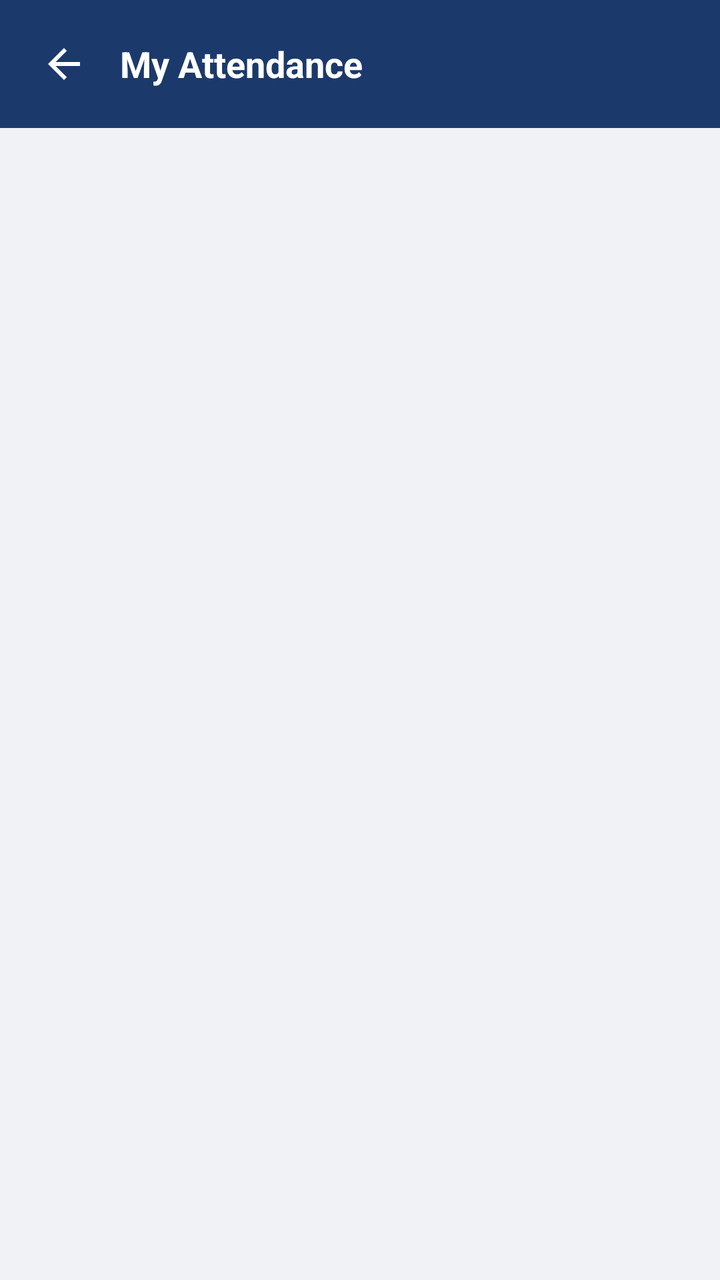
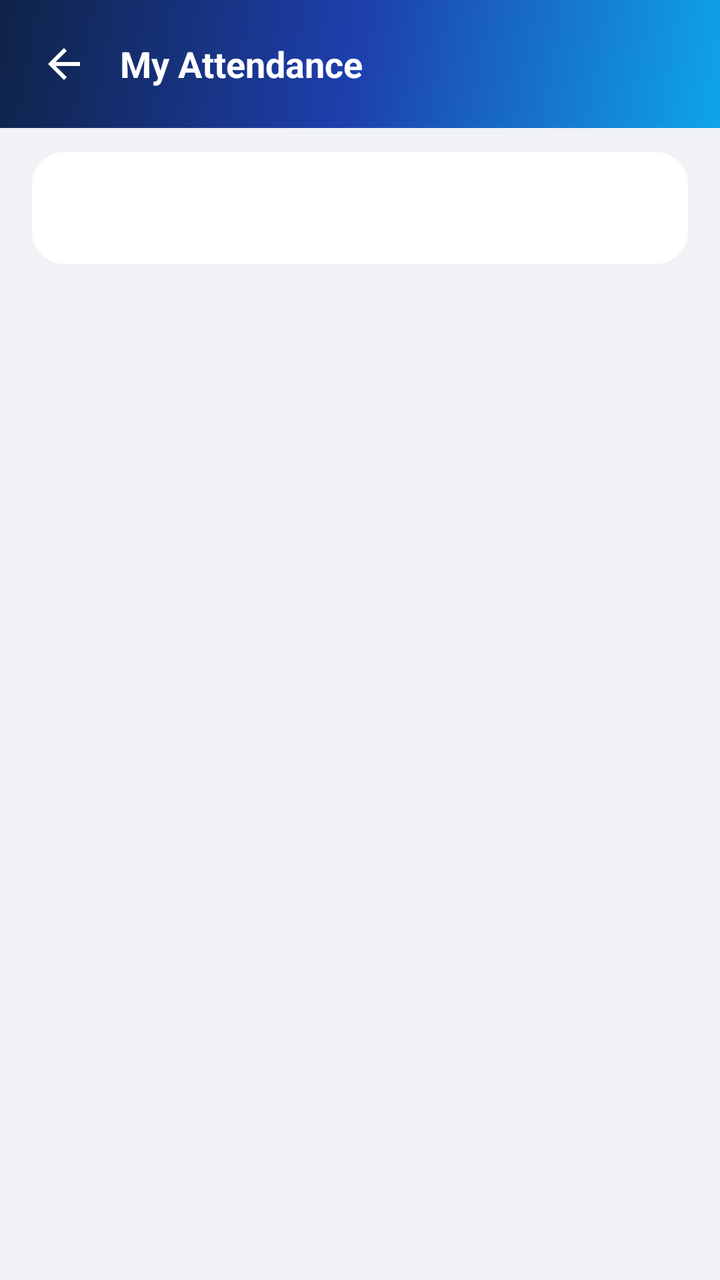

Before-and-after screenshots of an Android layout around one commit, followed by the original layout XML and the change that was made.
<!-- AndroidManifest.xml: application theme Theme.StudentPortal -->
<!-- res/layout/activity_staff_attendance.xml -->
<?xml version="1.0" encoding="utf-8"?>
<LinearLayout xmlns:android="http://schemas.android.com/apk/res/android"
    xmlns:app="http://schemas.android.com/apk/res-auto"
    android:layout_width="match_parent"
    android:layout_height="match_parent"
    android:orientation="vertical">

    <LinearLayout
        android:layout_width="match_parent"
        android:layout_height="wrap_content"
        android:background="@color/primary"
        android:gravity="center_vertical"
        android:orientation="horizontal"
        android:padding="12dp">

        <ImageButton
            android:id="@+id/btnBack"
            android:layout_width="40dp"
            android:layout_height="40dp"
            android:background="?attr/selectableItemBackgroundBorderless"
            android:contentDescription="@string/attendance_title"
            android:src="@drawable/ic_arrow_back"
            app:tint="@android:color/white" />

        <TextView
            android:layout_width="wrap_content"
            android:layout_height="wrap_content"
            android:layout_marginStart="8dp"
            android:text="@string/attendance_title"
            android:textColor="@android:color/white"
            android:textSize="18sp"
            android:textStyle="bold" />
    </LinearLayout>

    <LinearLayout
        android:layout_width="match_parent"
        android:layout_height="wrap_content"
        android:gravity="center_vertical"
        android:orientation="horizontal"
        android:paddingStart="8dp"
        android:paddingTop="8dp"
        android:paddingEnd="8dp">

        <Button
            android:id="@+id/btnPrev"
            style="?android:attr/borderlessButtonStyle"
            android:layout_width="48dp"
            android:layout_height="48dp"
            android:text="\u2039"
            android:textSize="22sp" />

        <LinearLayout
            android:layout_width="0dp"
            android:layout_height="wrap_content"
            android:layout_weight="1"
            android:gravity="center"
            android:orientation="vertical">

            <TextView
                android:id="@+id/monthLabel"
                android:layout_width="wrap_content"
                android:layout_height="wrap_content"
                android:textSize="16sp"
                android:textStyle="bold" />

            <TextView
                android:id="@+id/rangeLabel"
                android:layout_width="wrap_content"
                android:layout_height="wrap_content"
                android:textColor="?android:attr/textColorSecondary"
                android:textSize="12sp" />
        </LinearLayout>

        <Button
            android:id="@+id/btnNext"
            style="?android:attr/borderlessButtonStyle"
            android:layout_width="48dp"
            android:layout_height="48dp"
            android:text="\u203a"
            android:textSize="22sp" />
    </LinearLayout>

    <TextView
        android:id="@+id/summary"
        android:layout_width="match_parent"
        android:layout_height="wrap_content"
        android:paddingStart="16dp"
        android:paddingEnd="16dp"
        android:paddingBottom="8dp"
        android:textColor="?android:attr/textColorSecondary"
        android:textSize="12sp" />

    <FrameLayout
        android:layout_width="match_parent"
        android:layout_height="0dp"
        android:layout_weight="1">

        <androidx.recyclerview.widget.RecyclerView
            android:id="@+id/list"
            android:layout_width="match_parent"
            android:layout_height="match_parent"
            android:clipToPadding="false"
            android:paddingBottom="16dp" />

        <ProgressBar
            android:id="@+id/progress"
            android:layout_width="wrap_content"
            android:layout_height="wrap_content"
            android:layout_gravity="center"
            android:visibility="gone" />

        <TextView
            android:id="@+id/emptyState"
            android:layout_width="wrap_content"
            android:layout_height="wrap_content"
            android:layout_gravity="center"
            android:gravity="center"
            android:padding="24dp"
            android:text="@string/attendance_empty"
            android:textColor="?android:attr/textColorSecondary"
            android:visibility="gone" />
    </FrameLayout>
</LinearLayout>
<!-- resources referenced by this layout -->
<resources>
  <color name="primary">#1B3A6B</color>
  <!-- drawable ic_arrow_back (drawable) -->
  <vector xmlns:android="http://schemas.android.com/apk/res/android"
      android:width="24dp" android:height="24dp"
      android:viewportWidth="24" android:viewportHeight="24"
      android:tint="@color/white">
      <path android:fillColor="@android:color/white" android:pathData="M20,11H7.83l5.59,-5.59L12,4l-8,8 8,8 1.41,-1.41L7.83,13H20v-2z"/>
  </vector>
  <string name="attendance_empty">No attendance records for this period.</string>
  <string name="attendance_title">My Attendance</string>
  <color name="white">#FFFFFF</color>
  <color name="primary_dark">#0F2347</color>
  <color name="on_primary">#FFFFFF</color>
  <color name="accent">#C9A227</color>
  <color name="error">#EF4444</color>
  <color name="background">#F0F2F5</color>
  <color name="surface">#FFFFFF</color>
  <color name="text_primary">#1A1F36</color>
  <style name="WindowAnimationSlide">
          <item name="android:activityOpenEnterAnimation">@anim/slide_in_right</item>
          <item name="android:activityOpenExitAnimation">@anim/slide_out_left</item>
          <item name="android:activityCloseEnterAnimation">@anim/slide_in_left</item>
          <item name="android:activityCloseExitAnimation">@anim/slide_out_right</item>
      </style>
  <style name="Widget.StudentPortal.Button" parent="Widget.Material3.Button">
          <item name="backgroundTint">@color/primary</item>
          <item name="android:textColor">@color/white</item>
          <item name="cornerRadius">12dp</item>
          <item name="android:textAllCaps">false</item>
          <item name="android:textSize">15sp</item>
          <item name="android:letterSpacing">0.02</item>
          <item name="android:paddingTop">14dp</item>
          <item name="android:paddingBottom">14dp</item>
      </style>
  <style name="Widget.StudentPortal.TextInput" parent="Widget.Material3.TextInputLayout.OutlinedBox">
          <item name="boxCornerRadiusTopStart">12dp</item>
          <item name="boxCornerRadiusTopEnd">12dp</item>
          <item name="boxCornerRadiusBottomStart">12dp</item>
          <item name="boxCornerRadiusBottomEnd">12dp</item>
          <item name="boxStrokeColor">@color/primary</item>
          <item name="hintTextColor">@color/text_secondary</item>
          <item name="boxBackgroundColor">@color/field_fill</item>
      </style>
  <color name="text_secondary">#6B7280</color>
  <color name="field_fill">#F9FAFB</color>
  <!-- unchanged entries left out for length: 1 -->
</resources>

<!-- the commit's change to res/layout/activity_staff_attendance.xml (unified diff, before → after) -->
@@ -8,7 +8,7 @@
     <LinearLayout
         android:layout_width="match_parent"
         android:layout_height="wrap_content"
-        android:background="@color/primary"
+        android:background="@drawable/bg_header_gradient_staff"
         android:gravity="center_vertical"
         android:orientation="horizontal"
         android:padding="12dp">
@@ -35,11 +35,16 @@
     <LinearLayout
         android:layout_width="match_parent"
         android:layout_height="wrap_content"
+        android:layout_marginStart="16dp"
+        android:layout_marginTop="12dp"
+        android:layout_marginEnd="16dp"
+        android:background="@drawable/bg_card"
         android:gravity="center_vertical"
         android:orientation="horizontal"
-        android:paddingStart="8dp"
-        android:paddingTop="8dp"
-        android:paddingEnd="8dp">
+        android:paddingStart="4dp"
+        android:paddingTop="4dp"
+        android:paddingEnd="4dp"
+        android:paddingBottom="4dp">
 
         <Button
             android:id="@+id/btnPrev"
@@ -47,6 +52,7 @@
             android:layout_width="48dp"
             android:layout_height="48dp"
             android:text="\u2039"
+            android:textColor="@color/primary"
             android:textSize="22sp" />
 
         <LinearLayout
@@ -77,6 +83,7 @@
             android:layout_width="48dp"
             android:layout_height="48dp"
             android:text="\u203a"
+            android:textColor="@color/primary"
             android:textSize="22sp" />
     </LinearLayout>
 
@@ -84,8 +91,10 @@
         android:id="@+id/summary"
         android:layout_width="match_parent"
         android:layout_height="wrap_content"
-        android:paddingStart="16dp"
-        android:paddingEnd="16dp"
+        android:lineSpacingExtra="2dp"
+        android:paddingStart="20dp"
+        android:paddingTop="8dp"
+        android:paddingEnd="20dp"
         android:paddingBottom="8dp"
         android:textColor="?android:attr/textColorSecondary"
         android:textSize="12sp" />
<!-- resource entries referenced after the edit -->
@@ -1,6 +1,22 @@
 <!-- resources referenced by this layout -->
 <resources>
   <color name="primary">#1B3A6B</color>
+  <!-- drawable bg_card (drawable) -->
+  <?xml version="1.0" encoding="utf-8"?>
+  <shape xmlns:android="http://schemas.android.com/apk/res/android" android:shape="rectangle">
+      <solid android:color="@color/surface"/>
+      <corners android:radius="16dp"/>
+  </shape>
+  <!-- drawable bg_header_gradient_staff (drawable) -->
+  <?xml version="1.0" encoding="utf-8"?>
+  <shape xmlns:android="http://schemas.android.com/apk/res/android" android:shape="rectangle">
+      <gradient
+          android:angle="315"
+          android:startColor="@color/staff_gradient_start"
+          android:centerColor="@color/staff_gradient_center"
+          android:endColor="@color/staff_gradient_end"
+          android:type="linear" />
+  </shape>
   <!-- drawable ic_arrow_back (drawable) -->
   <vector xmlns:android="http://schemas.android.com/apk/res/android"
       android:width="24dp" android:height="24dp"
@@ -17,6 +33,9 @@
   <color name="error">#EF4444</color>
   <color name="background">#F0F2F5</color>
   <color name="surface">#FFFFFF</color>
+  <color name="staff_gradient_start">#0F2347</color>
+  <color name="staff_gradient_center">#1E40AF</color>
+  <color name="staff_gradient_end">#0EA5E9</color>
   <color name="text_primary">#1A1F36</color>
   <style name="WindowAnimationSlide">
           <item name="android:activityOpenEnterAnimation">@anim/slide_in_right</item>
